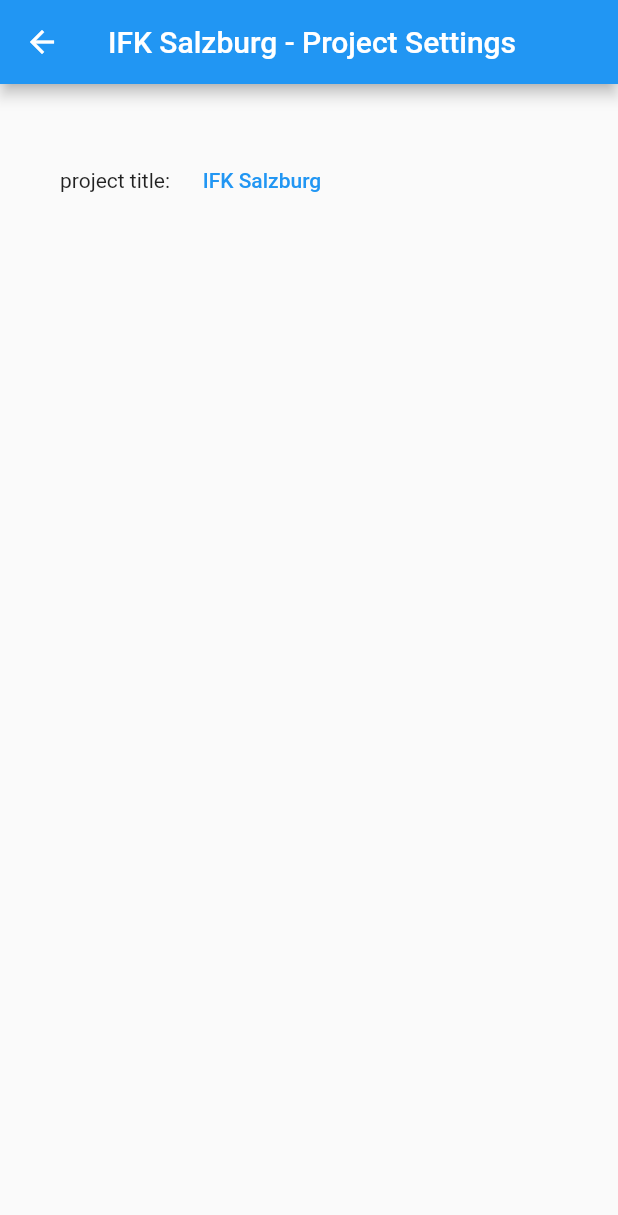
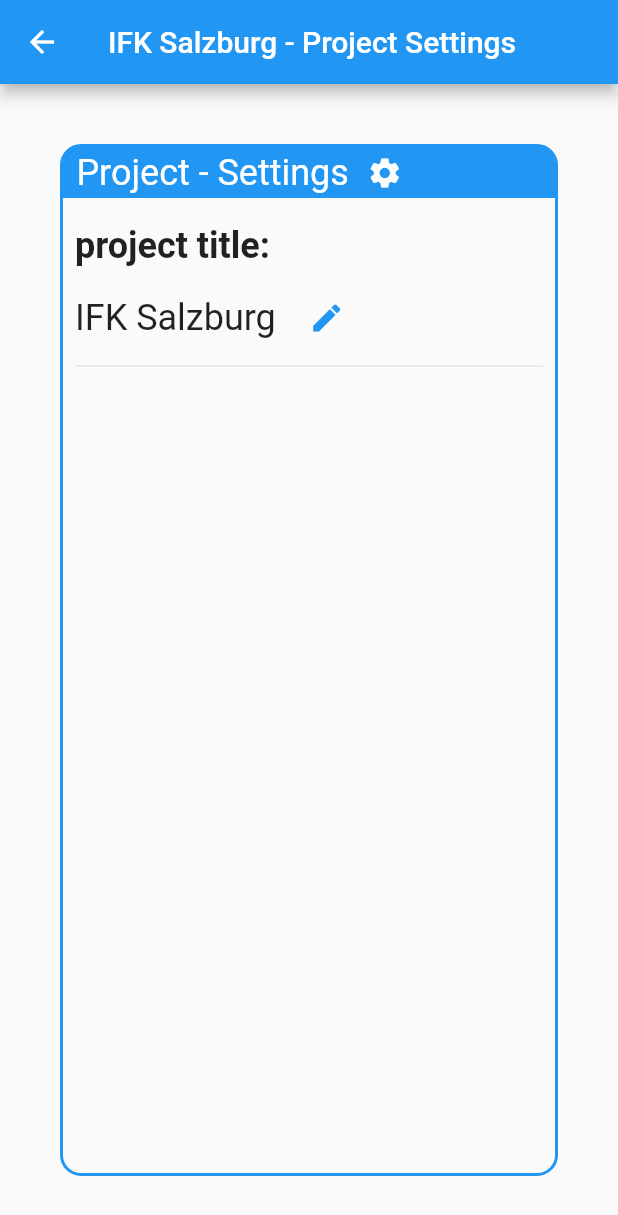
Before and after one commit to ThreeLakeGames/knx_keybinding_tool, a Flutter app: the ProjectSettingsScreen screen opened by its route, on a phone screen of 412 x 824 dp. Shown: the top 1215 px of the screen. Run offline on Flutter 3.47's test engine with Material 2 defaults, Android fonts, the phone set to English and light mode, and no system bars; our stand-ins replace pdf, printing.

Commit message:
project setting screen implemented

```diff
--- a/lib/main.dart
+++ b/lib/main.dart
@@ -20,6 +20,7 @@
         title: 'Flutter Demo',
         theme: ThemeData(
           primarySwatch: Colors.blue,
+          // textTheme: TextTheme(headline1: TextStyle())
         ),
         home: MainOverviewScreen(),
         routes: {
--- a/lib/screens/main_overview_screen.dart
+++ b/lib/screens/main_overview_screen.dart
@@ -1,3 +1,5 @@
+import 'dart:async';
+
 import 'package:flutter/material.dart';
 import 'package:knx_keybinding_tool/provider/main_area_data.dart';
 import 'package:knx_keybinding_tool/screens/pdf_preview_screen.dart';
@@ -14,6 +16,12 @@
 }
 
 class _MainOverviewScreenState extends State<MainOverviewScreen> {
+  //update Screen after returning from settings-screen
+  FutureOr onGoBack(dynamic value) {
+    print("ON GO BACk");
+    setState(() {});
+  }
+
   @override
   Widget build(BuildContext context) {
     final mainAreaData = Provider.of<MainAreaData>(context);
@@ -72,7 +80,10 @@
     } else if (value == "export") {
       Navigator.of(context).pushNamed(PdfPreviewScreen.routeName);
     } else if (value == "project-settings") {
-      Navigator.of(context).pushNamed(ProjectSettingsScreen.routeName);
+      Navigator.of(context)
+          .pushNamed(ProjectSettingsScreen.routeName)
+          .then(onGoBack);
+      ;
     }
   }
 
--- a/lib/screens/project_settings_screen.dart
+++ b/lib/screens/project_settings_screen.dart
@@ -32,24 +32,77 @@
       appBar: AppBar(
         title: Text(mainAreaData.projectName + " - Project Settings"),
       ),
-      body: Padding(
-        padding: const EdgeInsets.all(40.0),
-        child: LayoutBuilder(
+      body: Container(
+        margin: const EdgeInsets.all(40.0),
+        decoration: BoxDecoration(
+          border: Border.all(color: Theme.of(context).primaryColor, width: 2),
+          borderRadius: BorderRadius.circular(14),
+        ),
+        child: Column(
+          crossAxisAlignment: CrossAxisAlignment.start,
+          children: [
+            Container(
+              decoration: BoxDecoration(
+                  color: Theme.of(context).accentColor,
+                  border: Border.all(
+                      color: Theme.of(context).primaryColor, width: 3),
+                  borderRadius: BorderRadius.only(
+                    topLeft: Radius.circular(10),
+                    topRight: Radius.circular(10),
+                  )),
+              child: Row(
+                children: [
+                  Text(
+                    " Project - Settings  ",
+                    style: Theme.of(context)
+                        .textTheme
+                        .headline5
+                        .copyWith(color: Colors.white),
+                  ),
+                  Icon(
+                    Icons.settings,
+                    color: Colors.white,
+                  ),
+                ],
+              ),
+            ),
+            LayoutBuilder(
               builder: (ctx, constraints) {
-            return Column(
+                return Padding(
+                  padding: const EdgeInsets.all(8.0),
+                  child: Column(
+                    crossAxisAlignment: CrossAxisAlignment.start,
                     children: [
-                Row(
+                      SizedBox(
+                        height: 10,
+                      ),
+                      // Divider(),
+                      Column(
+                        crossAxisAlignment: CrossAxisAlignment.start,
                         children: [
-                    Text("project title:    "),
+                          Text(
+                            "project title:    ",
+                            style: Theme.of(context)
+                                .textTheme
+                                .headline5
+                                .copyWith(fontWeight: FontWeight.bold),
+                          ),
+                          SizedBox(
+                            height: 10,
+                          ),
                           Container(
-                      width: constraints.maxWidth * 0.3,
+                            // width: constraints.maxWidth * 0.3,
                             child: _buildTitle(mainAreaData),
                           ),
                         ],
                       ),
+                      Divider()
                     ],
+                  ),
                 );
               },
+            ),
+          ],
         ),
       ),
     );
@@ -80,18 +133,26 @@
               },
             )
           : Row(
+              // mainAxisAlignment: MainAxisAlignment.spaceBetween,
               children: [
-                TextButton(
+                Container(
+                  child: Text(
+                    mainAreaData.projectName,
+                    style: Theme.of(context).textTheme.headline5,
+                  ),
+                ),
+                SizedBox(
+                  width: 10,
+                ),
+                IconButton(
+                  color: Theme.of(context).primaryColor,
                   onPressed: () {
                     titleTextFocus.requestFocus();
                     setState(() {
                       _isTitleEditing = true;
                     });
                   },
-                  child: Text(
-                    mainAreaData.projectName,
-                    textAlign: TextAlign.start,
-                  ),
+                  icon: Icon(Icons.edit),
                 ),
               ],
             ),
```
Lines whose indentation alone changed are shown as unchanged.
